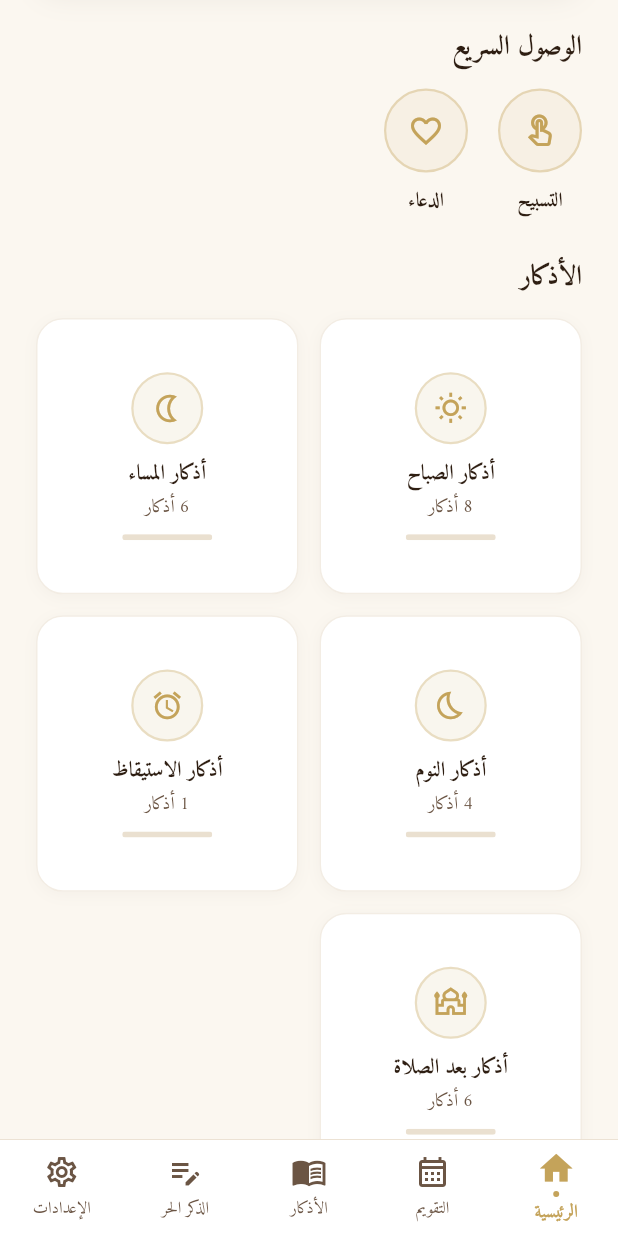
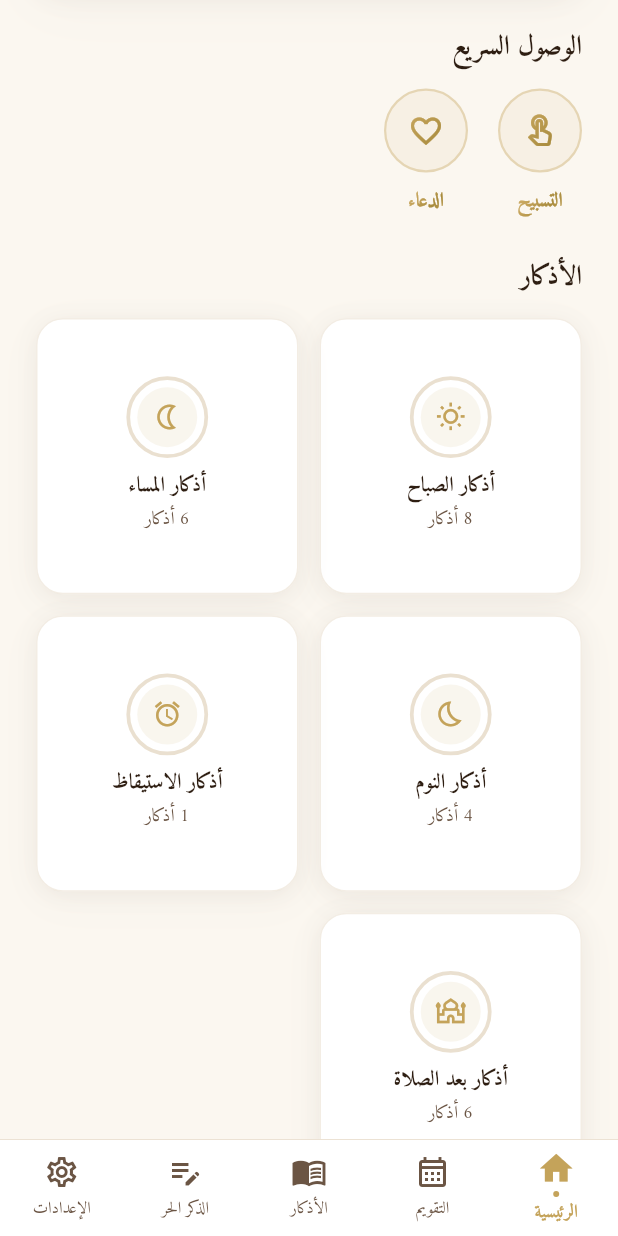
Before and after one commit to AlgeriaToGlobe/Adhkari-v2, a Flutter app: the screen it shows after launch, scrolled down 576 dp, on a phone screen of 412 x 824 dp. Run offline on Flutter 3.47's test engine with Material 3 defaults, Android fonts, the phone set to English and light mode, and no system bars; our stand-ins replace flutter_local_notifications, shared_preferences.

Commit message:
feat: improve visual hierarchy, progress indicators, and quick access styling
- Card elevation: soft multi-layer shadows in light mode, subtle white
  border strokes (8% opacity) in dark mode for proper depth separation
- Category cards: replace linear progress bars with circular progress
  rings that wrap around the icon for a more satisfying visual
- Bottom nav: add gold glow effect behind active tab icon in dark mode
- Quick access buttons: apply gold-leaf ShaderMask gradient to icons
  and labels for a premium metallic appearance
- Add goldLeafGradient and cardBorder helpers to AppColors

https://claude.ai/code/session_01EmsjMTrttj2RAx1tm125PA

```diff
--- a/lib/screens/home_screen.dart
+++ b/lib/screens/home_screen.dart
@@ -108,7 +108,9 @@ class HomeScreen extends StatelessWidget {
                           decoration: BoxDecoration(
                             color: AppColors.card(context),
                             borderRadius: BorderRadius.circular(AppColors.radiusM),
-                            border: Border.all(
+                            border: dark
+                                ? AppColors.cardBorder(context)
+                                : Border.all(
                                     color: AppColors.dividerC(context).withValues(alpha: 0.5),
                                   ),
                             boxShadow: AppColors.cardShadow(context),
@@ -403,6 +405,7 @@ class _StreakWidget extends StatelessWidget {
 
   @override
   Widget build(BuildContext context) {
+    final dark = AppColors.isDark(context);
     final accentGold = AppColors.goldC(context);
     final todayIndex = DateTime.now().weekday - 1; // 0=Monday
 
@@ -413,7 +416,9 @@ class _StreakWidget extends StatelessWidget {
         decoration: BoxDecoration(
           color: AppColors.card(context),
           borderRadius: BorderRadius.circular(AppColors.radiusM),
-          border: Border.all(
+          border: dark
+              ? AppColors.cardBorder(context)
+              : Border.all(
                   color: AppColors.dividerC(context).withValues(alpha: 0.5),
                 ),
           boxShadow: AppColors.cardShadow(context),
@@ -514,6 +519,7 @@ class _QuickAccessButton extends StatelessWidget {
   @override
   Widget build(BuildContext context) {
     final accentGold = AppColors.goldC(context);
+    final goldGradient = AppColors.goldLeafGradient(context);
 
     return GestureDetector(
       onTap: onTap,
@@ -531,22 +537,34 @@ class _QuickAccessButton extends StatelessWidget {
                 width: 1.5,
               ),
             ),
+            // Gold-leaf gradient on the icon
+            child: ShaderMask(
+              shaderCallback: (bounds) =>
+                  goldGradient.createShader(bounds),
+              blendMode: BlendMode.srcIn,
               child: Icon(
                 icon,
                 size: 24,
-              color: accentGold,
+                color: Colors.white, // base color for shader
+              ),
             ),
           ),
           const SizedBox(height: 8),
-          Text(
+          // Gold-leaf gradient on the label
+          ShaderMask(
+            shaderCallback: (bounds) =>
+                goldGradient.createShader(bounds),
+            blendMode: BlendMode.srcIn,
+            child: Text(
               label,
               textDirection: TextDirection.rtl,
               textAlign: TextAlign.center,
-            style: TextStyle(
+              style: const TextStyle(
                 fontFamily: 'Amiri',
                 fontSize: 13,
                 fontWeight: FontWeight.w700,
-              color: AppColors.textP(context),
+                color: Colors.white, // base color for shader
+              ),
             ),
           ),
         ],
@@ -578,7 +596,10 @@ class _CategoryCard extends StatelessWidget {
 
   @override
   Widget build(BuildContext context) {
+    final dark = AppColors.isDark(context);
     final accentGold = AppColors.goldC(context);
+    final progressColor =
+        isCompleted ? AppColors.counterCompleted : accentGold;
 
     return GestureDetector(
       onTap: onTap,
@@ -589,6 +610,8 @@ class _CategoryCard extends StatelessWidget {
           border: Border.all(
             color: isCompleted
                 ? AppColors.counterCompleted.withValues(alpha: 0.3)
+                : dark
+                    ? Colors.white.withValues(alpha: 0.08)
                     : AppColors.dividerC(context).withValues(alpha: 0.5),
           ),
           boxShadow: AppColors.cardShadow(context),
@@ -598,28 +621,44 @@ class _CategoryCard extends StatelessWidget {
           child: Column(
             mainAxisAlignment: MainAxisAlignment.center,
             children: [
-              // Icon in a colored circle
+              // Icon inside a circular progress ring
+              SizedBox(
+                width: 52,
+                height: 52,
+                child: Stack(
+                  alignment: Alignment.center,
+                  children: [
+                    // Circular progress ring
+                    SizedBox(
+                      width: 52,
+                      height: 52,
+                      child: CircularProgressIndicator(
+                        value: progress,
+                        strokeWidth: 2.5,
+                        backgroundColor: AppColors.progressBg(context),
+                        valueColor:
+                            AlwaysStoppedAnimation<Color>(progressColor),
+                        strokeCap: StrokeCap.round,
+                      ),
+                    ),
+                    // Icon centered inside
                     Container(
-                width: 48,
-                height: 48,
+                      width: 40,
+                      height: 40,
                       decoration: BoxDecoration(
                         shape: BoxShape.circle,
                         color: isCompleted
-                      ? AppColors.counterCompleted.withValues(alpha: 0.1)
+                            ? AppColors.counterCompleted
+                                .withValues(alpha: 0.1)
                             : accentGold.withValues(alpha: 0.1),
-                  border: Border.all(
-                    color: isCompleted
-                        ? AppColors.counterCompleted.withValues(alpha: 0.3)
-                        : accentGold.withValues(alpha: 0.3),
-                    width: 1.5,
-                  ),
                       ),
                       child: Icon(
                         isCompleted ? Icons.check : icon,
-                  size: 22,
-                  color: isCompleted
-                      ? AppColors.counterCompleted
-                      : accentGold,
+                        size: 20,
+                        color: progressColor,
+                      ),
+                    ),
+                  ],
                 ),
               ),
               const SizedBox(height: 10),
@@ -650,24 +689,6 @@ class _CategoryCard extends StatelessWidget {
                   color: AppColors.textS(context),
                 ),
               ),
-              const SizedBox(height: 8),
-              // Progress indicator
-              SizedBox(
-                width: 60,
-                child: ClipRRect(
-                  borderRadius: BorderRadius.circular(3),
-                  child: LinearProgressIndicator(
-                    value: progress,
-                    minHeight: 4,
-                    backgroundColor: AppColors.progressBg(context),
-                    valueColor: AlwaysStoppedAnimation<Color>(
-                      isCompleted
-                          ? AppColors.counterCompleted
-                          : accentGold,
-                    ),
-                  ),
-                ),
-              ),
             ],
           ),
         ),
--- a/lib/screens/main_shell.dart
+++ b/lib/screens/main_shell.dart
@@ -118,6 +118,8 @@ class _MainShellState extends State<MainShell> {
     required bool isActive,
     required Color accentGold,
   }) {
+    final dark = AppColors.isDark(context);
+
     return BottomNavigationBarItem(
       icon: Column(
         mainAxisSize: MainAxisSize.min,
@@ -129,7 +131,23 @@ class _MainShellState extends State<MainShell> {
       activeIcon: Column(
         mainAxisSize: MainAxisSize.min,
         children: [
-          Icon(activeIcon, size: 26),
+          // In dark mode, wrap active icon with a gold glow
+          if (dark)
+            Container(
+              decoration: BoxDecoration(
+                shape: BoxShape.circle,
+                boxShadow: [
+                  BoxShadow(
+                    color: accentGold.withValues(alpha: 0.35),
+                    blurRadius: 16,
+                    spreadRadius: 2,
+                  ),
+                ],
+              ),
+              child: Icon(activeIcon, size: 26),
+            )
+          else
+            Icon(activeIcon, size: 26),
           const SizedBox(height: 2),
           Container(
             width: 4,
@@ -137,6 +155,15 @@ class _MainShellState extends State<MainShell> {
             decoration: BoxDecoration(
               shape: BoxShape.circle,
               color: accentGold,
+              boxShadow: dark
+                  ? [
+                      BoxShadow(
+                        color: accentGold.withValues(alpha: 0.5),
+                        blurRadius: 6,
+                        spreadRadius: 1,
+                      ),
+                    ]
+                  : [],
             ),
           ),
         ],
--- a/lib/theme/app_colors.dart
+++ b/lib/theme/app_colors.dart
@@ -89,23 +89,55 @@ class AppColors {
   static const double radiusL = 20;
 
   // ── Shadow helpers ──
-  static List<BoxShadow> cardShadow(BuildContext context) => [
+  // Light mode: soft, diffused multi-layer shadows for depth
+  // Dark mode: no shadows (invisible on dark bg); use cardBorder() instead
+  static List<BoxShadow> cardShadow(BuildContext context) => isDark(context)
+      ? [] // dark mode cards rely on border, not shadow
+      : [
           BoxShadow(
-          color: (isDark(context) ? Colors.black : brown)
-              .withValues(alpha: isDark(context) ? 0.15 : 0.04),
-          blurRadius: 8,
+            color: brown.withValues(alpha: 0.06),
+            blurRadius: 12,
+            spreadRadius: 0,
             offset: const Offset(0, 2),
+          ),
+          BoxShadow(
+            color: brown.withValues(alpha: 0.03),
+            blurRadius: 24,
+            spreadRadius: 0,
+            offset: const Offset(0, 6),
           ),
         ];
 
-  static List<BoxShadow> elevatedShadow(BuildContext context) => [
+  static List<BoxShadow> elevatedShadow(BuildContext context) => isDark(context)
+      ? [
           BoxShadow(
-          color: (isDark(context) ? Colors.black : brown)
-              .withValues(alpha: isDark(context) ? 0.25 : 0.08),
+            color: Colors.black.withValues(alpha: 0.3),
             blurRadius: 16,
             offset: const Offset(0, 6),
           ),
+        ]
+      : [
+          BoxShadow(
+            color: brown.withValues(alpha: 0.08),
+            blurRadius: 16,
+            spreadRadius: 0,
+            offset: const Offset(0, 4),
+          ),
+          BoxShadow(
+            color: brown.withValues(alpha: 0.04),
+            blurRadius: 32,
+            spreadRadius: 0,
+            offset: const Offset(0, 8),
+          ),
         ];
+
+  /// Border for dark-mode cards: subtle light stroke to separate from bg.
+  static Border? cardBorder(BuildContext context) => isDark(context)
+      ? Border.all(
+          color: Colors.white.withValues(alpha: 0.08),
+          width: 1,
+        )
+      : null;
 
   // ── Styled SnackBar helper ──
   static void showStyledSnackBar(BuildContext context, String message,
@@ -179,4 +211,28 @@ class AppColors {
     end: Alignment.bottomRight,
     colors: [Color(0xFF262422), Color(0xFF1E1D1B)],
   );
+
+  /// Gold-leaf gradient for premium icon/text treatment.
+  static LinearGradient goldLeafGradient(BuildContext context) =>
+      isDark(context)
+          ? const LinearGradient(
+              begin: Alignment.topLeft,
+              end: Alignment.bottomRight,
+              colors: [
+                Color(0xFFF5D77A), // bright gold highlight
+                Color(0xFFEBC06D), // luminous gold
+                Color(0xFFD4A847), // deeper gold
+                Color(0xFFEBC06D), // luminous gold
+              ],
+            )
+          : const LinearGradient(
+              begin: Alignment.topLeft,
+              end: Alignment.bottomRight,
+              colors: [
+                Color(0xFFD4B878), // gold light
+                Color(0xFFC4A35A), // gold
+                Color(0xFFA88B3D), // gold dark
+                Color(0xFFC4A35A), // gold
+              ],
+            );
 }
--- a/lib/widgets/dhikr_card.dart
+++ b/lib/widgets/dhikr_card.dart
@@ -79,17 +79,12 @@ class _DhikrCardState extends State<DhikrCard>
             border: Border.all(
               color: dhikr.isCompleted
                   ? AppColors.counterCompleted.withValues(alpha: 0.2)
-                  : AppColors.dividerC(context).withValues(alpha: 0.6),
+                  : dark
+                      ? Colors.white.withValues(alpha: 0.08)
+                      : AppColors.dividerC(context).withValues(alpha: 0.6),
               width: 1,
             ),
-            boxShadow: [
-              BoxShadow(
-                color: (dark ? Colors.black : AppColors.brown)
-                    .withValues(alpha: dark ? 0.15 : 0.04),
-                blurRadius: 12,
-                offset: const Offset(0, 4),
-              ),
-            ],
+            boxShadow: AppColors.cardShadow(context),
           ),
           child: Column(
             children: [
```
Lines whose indentation alone changed are shown as unchanged.
